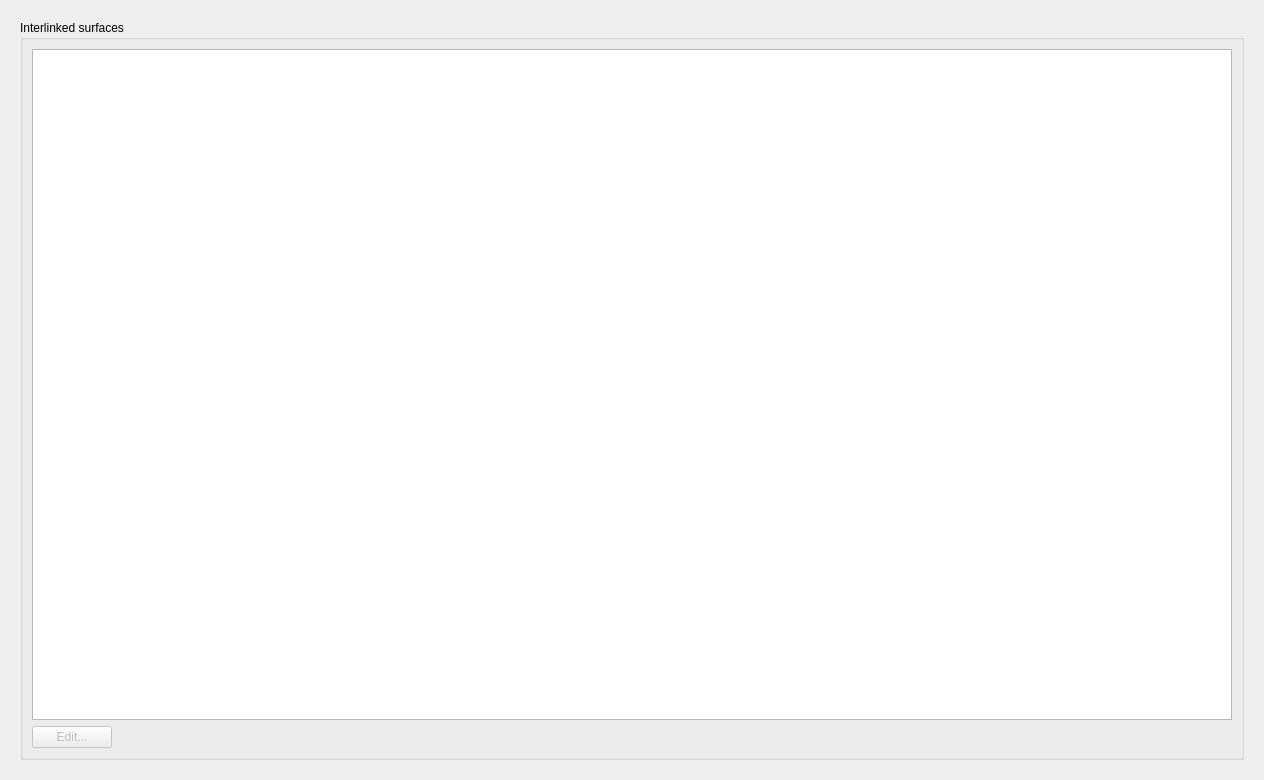
This is SIM-VICUS/src/SVPropBuildingEditWidget.ui in ghorwin/SIM-VICUS as Qt 5 draws it before an edit. The edited form follows.
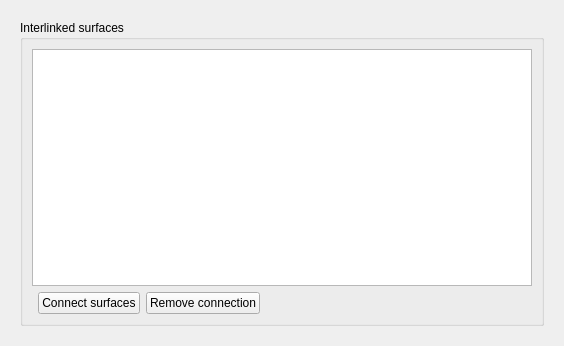
This is the edited form. The open tabs and pages were chosen to show the change.

Commit message: Added sync of selection with interlinked surfaces table.

```diff
--- a/SIM-VICUS/src/SVPropBuildingEditWidget.ui
+++ b/SIM-VICUS/src/SVPropBuildingEditWidget.ui
@@ -6,8 +6,8 @@
    <rect>
     <x>0</x>
     <y>0</y>
-    <width>1264</width>
-    <height>780</height>
+    <width>564</width>
+    <height>346</height>
    </rect>
   </property>
   <layout class="QVBoxLayout" name="verticalLayout">
@@ -493,10 +493,10 @@
           <string>Interlinked surfaces</string>
          </property>
          <layout class="QGridLayout" name="gridLayout_13">
-          <item row="0" column="0" colspan="2">
+          <item row="0" column="0" colspan="4">
            <widget class="QTableWidget" name="tableWidgetInterlinkedSurfaces"/>
           </item>
-          <item row="1" column="1">
+          <item row="1" column="3">
            <spacer name="horizontalSpacer_11">
             <property name="orientation">
              <enum>Qt::Horizontal</enum>
@@ -509,13 +509,17 @@
             </property>
            </spacer>
           </item>
-          <item row="1" column="0">
-           <widget class="QPushButton" name="pushButtonSelectedInterlinkedSurfaces">
-            <property name="enabled">
-             <bool>false</bool>
+          <item row="1" column="1">
+           <widget class="QPushButton" name="pushButtonConnectSurfaces">
+            <property name="text">
+             <string>Connect surfaces</string>
             </property>
+           </widget>
+          </item>
+          <item row="1" column="2">
+           <widget class="QPushButton" name="pushButtonRemoveComponentInstance">
             <property name="text">
-             <string>Edit...</string>
+             <string>Remove connection</string>
             </property>
             <property name="iconSize">
              <size>
```
Left out of the diff: 2 changed lines with no effect on the pictures. The commit also changes 2 other files.
